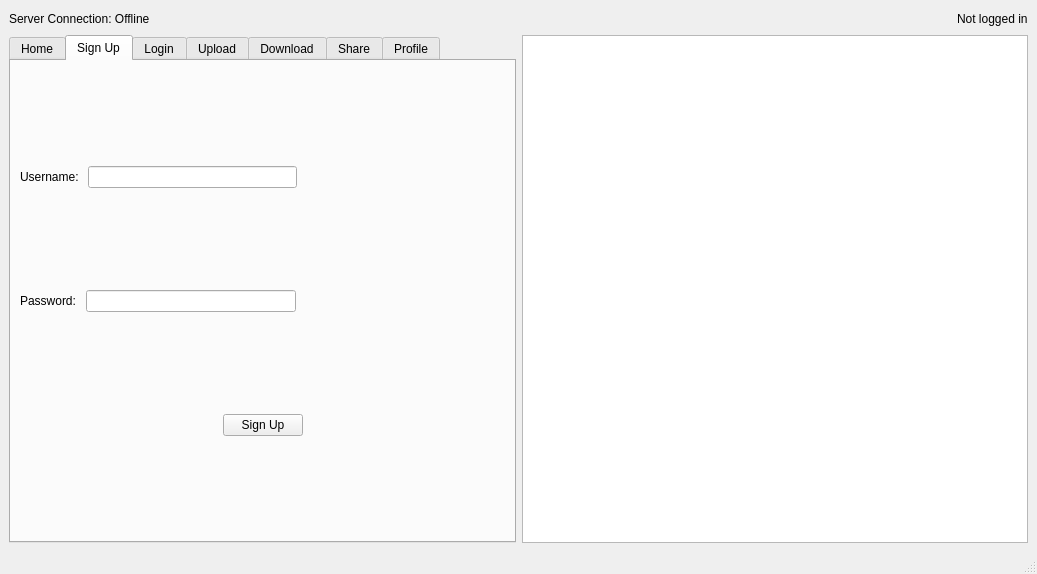
First picture: the form in fileshareqt/mainwindow.ui, repository Tomas-Deane/FileShare, before the edit.
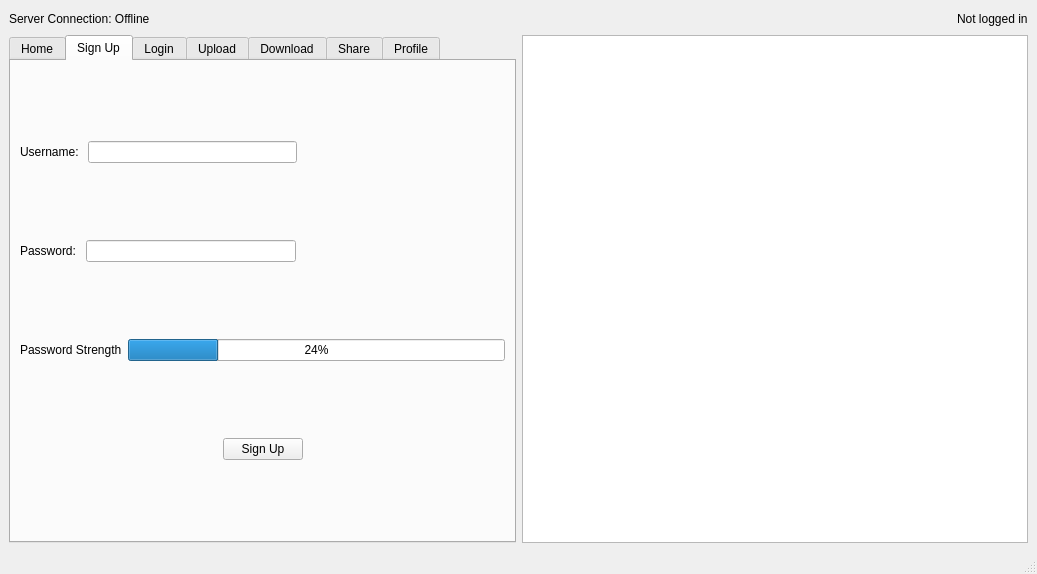
Second picture: the form after the edit. Icons and pictures are not drawn.

Commit message: added password strength widgets

```diff
--- a/fileshareqt/mainwindow.ui
+++ b/fileshareqt/mainwindow.ui
@@ -146,6 +146,24 @@
             </item>
            </layout>
           </item>
+          <item>
+           <layout class="QHBoxLayout" name="horizontalLayout_30">
+            <item>
+             <widget class="QLabel" name="passwordStrengthLabel">
+              <property name="text">
+               <string>Password Strength</string>
+              </property>
+             </widget>
+            </item>
+            <item>
+             <widget class="QProgressBar" name="passwordStrengthBar">
+              <property name="value">
+               <number>24</number>
+              </property>
+             </widget>
+            </item>
+           </layout>
+          </item>
           <item>
            <layout class="QHBoxLayout" name="horizontalLayout_29">
             <item>
```
